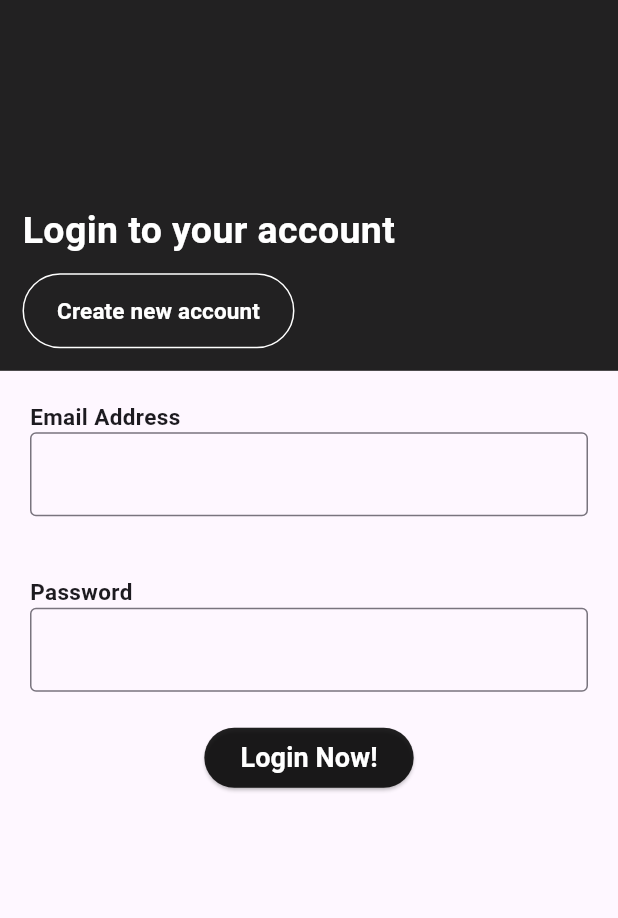
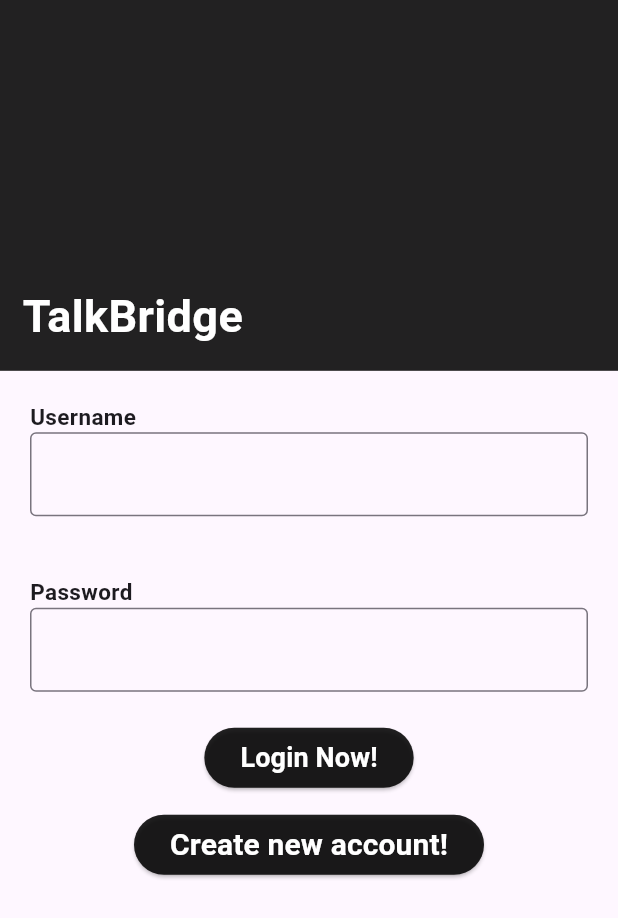
Before and after one commit to shreyaniraula/TalkBridge, a Flutter app: the LoginPage screen opened directly, on a phone screen of 412 x 824 dp. Shown: the top 918 px of the screen. Run offline on Flutter 3.47's test engine with Material 3 defaults, Android fonts, the light colour scheme and no system bars; our stand-ins replace shared_preferences; accounts and stored records are empty.

Commit message:
Login functionality connected to client side

```diff
--- /dev/null
+++ b/lib/models/user_model.dart
@@ -0,0 +1,28 @@
+import 'dart:convert';
+
+class User {
+  final String username;
+  final String password;
+
+  User({required this.username, required this.password});
+
+
+
+  Map<String, dynamic> toMap() {
+    return {
+      'username': username,
+      'password': password,
+    };
+  }
+
+  factory User.fromMap(Map<String, dynamic> map) {
+    return User(
+      username: map['username'] ?? '',
+      password: map['password'] ?? '',
+    );
+  }
+
+  String toJson() => json.encode(toMap());
+
+  factory User.fromJson(String source) => User.fromMap(json.decode(source));
+}
--- /dev/null
+++ b/lib/providers/user_provider.dart
@@ -0,0 +1,21 @@
+import 'package:flutter/material.dart';
+import 'package:video_call/models/user_model.dart';
+
+class UserProvider extends ChangeNotifier {
+  User _user = User(
+    username: '',
+    password: '',
+  );
+
+  User get user => _user;
+
+  void setUser(String user) {
+    _user = User.fromJson(user);
+    notifyListeners();
+  }
+
+  void setUserFromModel(User user) {
+    _user = user;
+    notifyListeners();
+  }
+}
--- a/lib/home_page.dart
+++ b/lib/screens/home_page.dart
@@ -1,6 +1,7 @@
 import 'package:flutter/material.dart';
 
 class HomePage extends StatelessWidget {
+  static const String routeName = '/home';
   const HomePage({super.key});
 
   @override
--- a/lib/login_page.dart
+++ b/lib/screens/login_page.dart
@@ -1,22 +1,41 @@
 import 'package:flutter/material.dart';
+import 'package:video_call/services/auth_service.dart';
 import 'package:video_call/widgets/custom_textfield.dart';
 
 class LoginPage extends StatefulWidget {
-  LoginPage({super.key});
+  const LoginPage({super.key});
 
   @override
   State<LoginPage> createState() => _HomePageState();
 }
 
 class _HomePageState extends State<LoginPage> {
-  final TextEditingController _emailController = TextEditingController();
+  final TextEditingController _usernameController = TextEditingController();
   final TextEditingController _passwordController = TextEditingController();
+
+  final AuthService authService = AuthService();
 
   @override
   void dispose() {
     super.dispose();
-    _emailController.dispose();
+    _usernameController.dispose();
     _passwordController.dispose();
+  }
+
+  void registerUser() {
+    authService.registerUser(
+      context: context,
+      username: _usernameController.text,
+      password: _passwordController.text,
+    );
+  }
+
+  void loginUser() {
+    authService.logInUser(
+      context: context,
+      username: _usernameController.text,
+      password: _passwordController.text,
+    );
   }
 
   @override
@@ -31,34 +50,16 @@ class _HomePageState extends State<LoginPage> {
                 padding: const EdgeInsets.all(15.0),
                 width: double.infinity,
                 color: Colors.black87,
-                child: Column(
+                child: const Column(
                   mainAxisAlignment: MainAxisAlignment.end,
                   crossAxisAlignment: CrossAxisAlignment.start,
                   children: [
-                    const Text(
-                      'Login to your account',
+                    Text(
+                      'TalkBridge',
                       style: TextStyle(
                         color: Colors.white,
-                        fontSize: 25,
+                        fontSize: 30,
                         fontWeight: FontWeight.bold,
-                      ),
-                    ),
-                    const SizedBox(height: 10),
-                    Container(
-                      padding: const EdgeInsets.symmetric(horizontal: 10.0),
-                      decoration: BoxDecoration(
-                          border: Border.all(color: Colors.white),
-                          borderRadius: BorderRadius.circular(30.0)),
-                      child: const TextButton(
-                        onPressed: null,
-                        child: Text(
-                          'Create new account',
-                          style: TextStyle(
-                            color: Colors.white,
-                            fontSize: 15,
-                            fontWeight: FontWeight.bold,
-                          ),
-                        ),
                       ),
                     ),
                   ],
@@ -70,11 +71,11 @@ class _HomePageState extends State<LoginPage> {
               child: Column(
                 children: [
                   CustomTextfield(
-                      textField: 'Email Address', controller: _emailController),
+                      textField: 'Username', controller: _usernameController),
                   CustomTextfield(
                       textField: 'Password', controller: _passwordController),
                   ElevatedButton(
-                    onPressed: () {},
+                    onPressed: loginUser,
                     style:
                         TextButton.styleFrom(backgroundColor: Colors.black87),
                     child: const Text(
@@ -82,6 +83,20 @@ class _HomePageState extends State<LoginPage> {
                       style: TextStyle(
                         color: Colors.white,
                         fontSize: 18,
+                        fontWeight: FontWeight.bold,
+                      ),
+                    ),
+                  ),
+                  const SizedBox(height: 10),
+                  ElevatedButton(
+                    onPressed: registerUser,
+                    style:
+                        TextButton.styleFrom(backgroundColor: Colors.black87),
+                    child: const Text(
+                      'Create new account!',
+                      style: TextStyle(
+                        color: Colors.white,
+                        fontSize: 20,
                         fontWeight: FontWeight.bold,
                       ),
                     ),
--- /dev/null
+++ b/lib/widgets/snackbar.dart
@@ -0,0 +1,6 @@
+import 'package:flutter/material.dart';
+
+void showSnackbar(BuildContext context, String content){
+  ScaffoldMessenger.of(context)
+          .showSnackBar(SnackBar(content: Text(content)));
+}
--- a/pubspec.yaml
+++ b/pubspec.yaml
@@ -9,6 +9,9 @@ environment:
 dependencies:
   flutter:
     sdk: flutter
+  http: ^1.2.2
+  provider: ^6.1.2
+  shared_preferences: ^2.3.1
 
 dev_dependencies:
   flutter_test:
```
Also changed, not shown: lib/main.dart (+11 -4 lines), lib/router.dart (added, +20 -0 lines), lib/services/auth_service.dart (added, +67 -0 lines), 4 other files.
